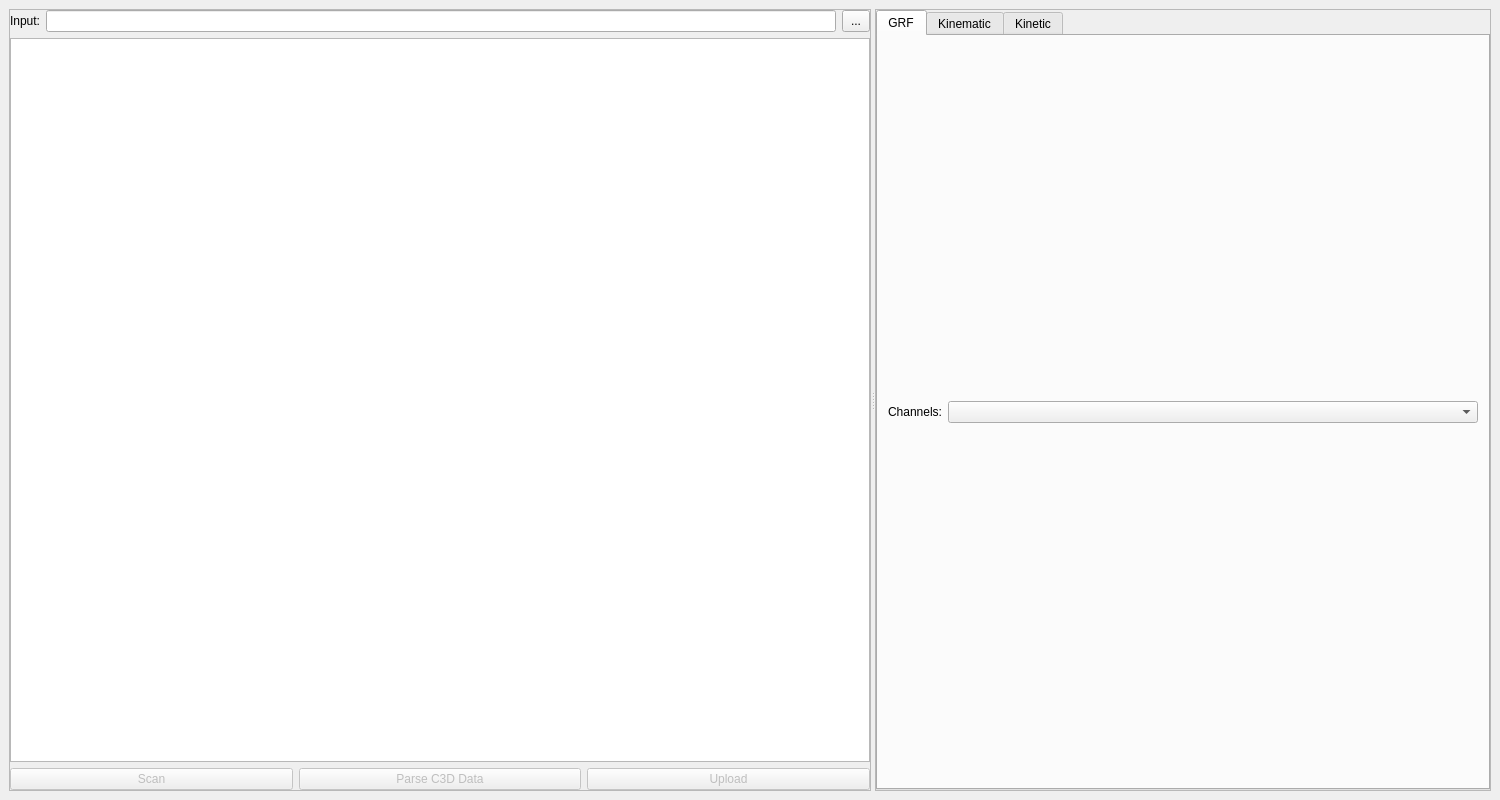
Above: src/c3d_parser/view/qt/main_window.ui from tsalemink/C3D-parser before the change. Below: the same form after it.
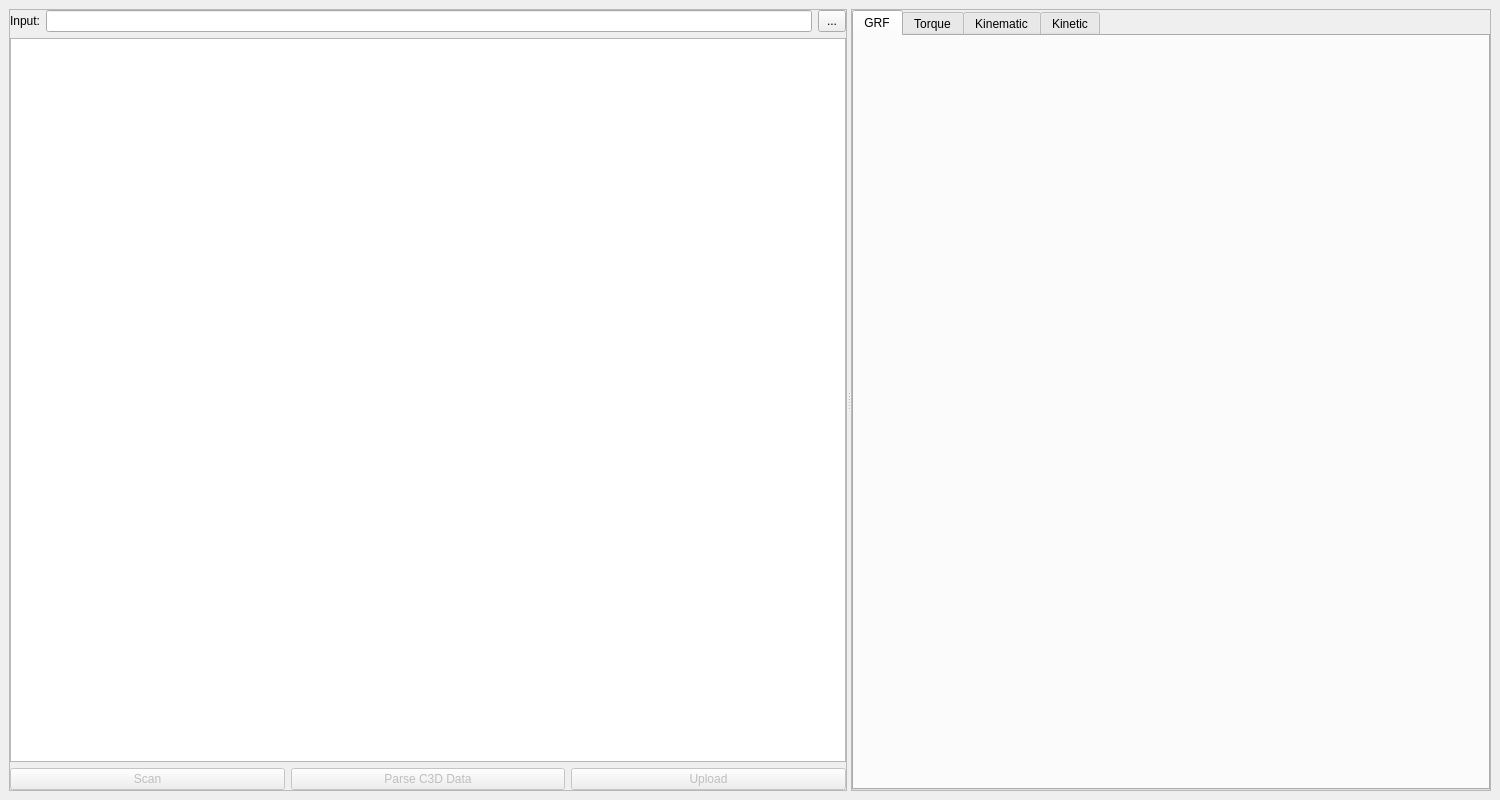
That is the form after the change.

Commit message: Visualise torque data in separate tab

Diff of the .ui file:
```diff
--- a/src/c3d_parser/view/qt/main_window.ui
+++ b/src/c3d_parser/view/qt/main_window.ui
@@ -146,40 +146,15 @@
            </attribute>
            <layout class="QVBoxLayout" name="verticalLayout_4">
             <item>
-             <layout class="QHBoxLayout" name="horizontalLayout_3">
-              <property name="leftMargin">
-               <number>1</number>
-              </property>
-              <property name="topMargin">
-               <number>1</number>
-              </property>
-              <property name="rightMargin">
-               <number>1</number>
-              </property>
-              <property name="bottomMargin">
-               <number>1</number>
-              </property>
-              <item>
-               <widget class="QLabel" name="label_2">
-                <property name="sizePolicy">
-                 <sizepolicy hsizetype="Fixed" vsizetype="Preferred">
-                  <horstretch>0</horstretch>
-                  <verstretch>0</verstretch>
-                 </sizepolicy>
-                </property>
-                <property name="styleSheet">
-                 <string notr="true"/>
-                </property>
-                <property name="text">
-                 <string>Channels:</string>
-                </property>
-               </widget>
-              </item>
-              <item>
-               <widget class="QComboBox" name="comboBoxChannels"/>
-              </item>
-             </layout>
+             <layout class="QVBoxLayout" name="layoutGRFPlot"/>
             </item>
+           </layout>
+          </widget>
+          <widget class="QWidget" name="tabTorque">
+           <attribute name="title">
+            <string>Torque</string>
+           </attribute>
+           <layout class="QVBoxLayout" name="verticalLayout_8">
             <item>
              <layout class="QVBoxLayout" name="layoutGRFPlot"/>
             </item>
```
Left out of the diff: 2 changed lines with no effect on the pictures. The commit also changes 2 other files.
